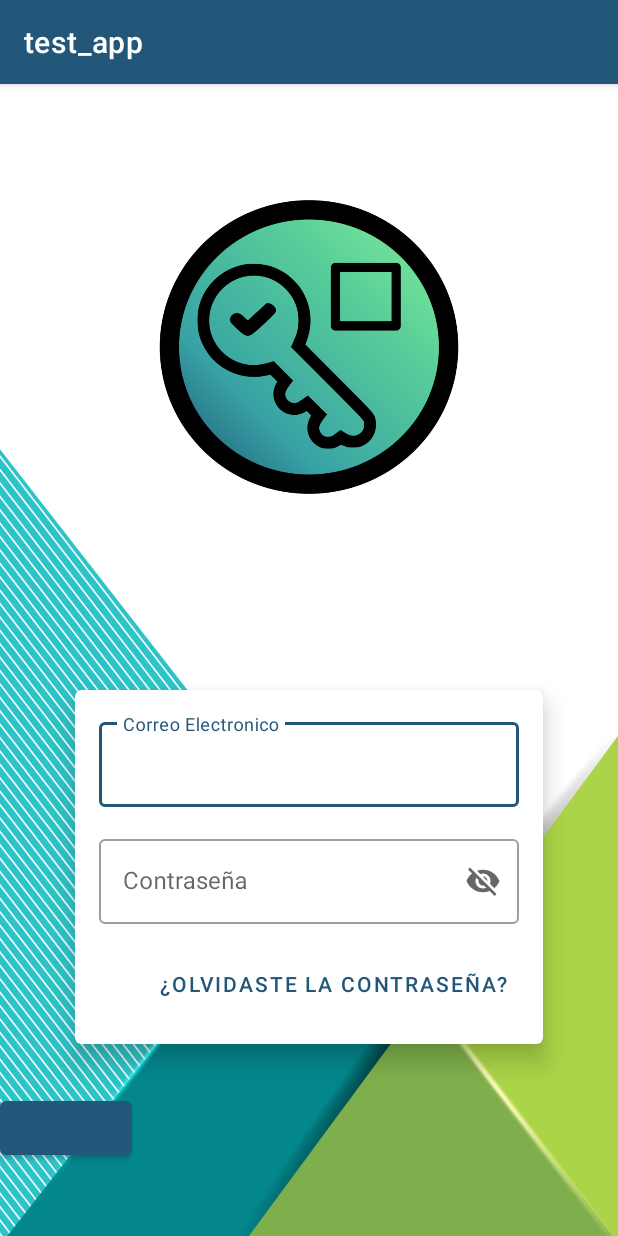
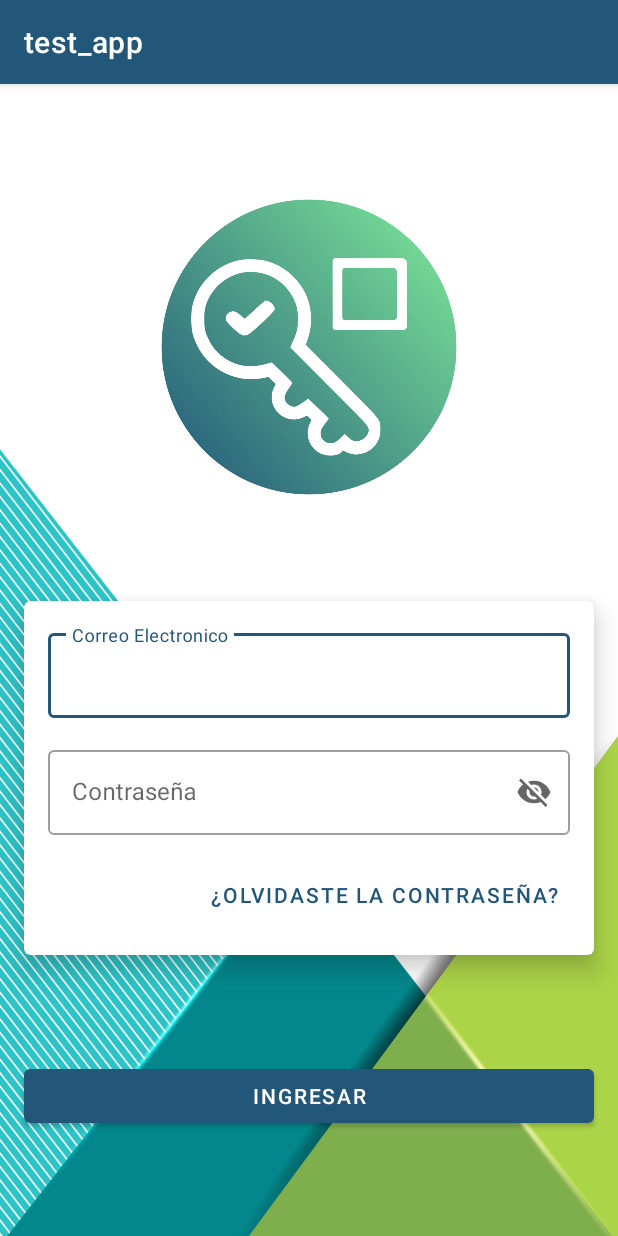
Before and after one commit to santiagoooo4/app-movil, an Android app: the screen it shows after launch (LoginActivity), on a phone screen of 412 x 824 dp. Run offline under Robolectric (Android 15) with nearby library versions, the phone set to English and light mode, and no system bars; our stand-ins replace navigation-ui.

Commit message:
cambio de logo, correccion de vista login

```diff
--- a/app/src/main/java/com/example/myapplication/LogoFragment.kt
+++ b/app/src/main/java/com/example/myapplication/LogoFragment.kt
@@ -5,18 +5,18 @@ import androidx.fragment.app.Fragment
 import android.view.LayoutInflater
 import android.view.View
 import android.view.ViewGroup
-import com.example.myapplication.databinding.FragmentLogoBinding
+import com.example.myapplication.databinding.FragmentLoginBinding
 
 class LogoFragment : Fragment() {
 
-    private var _binding: FragmentLogoBinding? = null
-    private val binding: FragmentLogoBinding get() = _binding!!
+    private var _binding: FragmentLoginBinding? = null
+    private val binding: FragmentLoginBinding get() = _binding!!
 
     override fun onCreateView(
         inflater: LayoutInflater, container: ViewGroup?,
         savedInstanceState: Bundle?
     ): View? {
-        _binding =  FragmentLogoBinding.inflate(inflater, container, false)
+        _binding =  FragmentLoginBinding.inflate(inflater, container, false)
         // Inflate the layout for this fragment
         return binding.root
     }
--- a/app/src/main/res/layout/activity_login.xml
+++ b/app/src/main/res/layout/activity_login.xml
@@ -8,7 +8,7 @@
     android:background="@drawable/background_green_theme">
 
     <ImageView
-        android:id="@+id/login_logo"
+        android:id="@+id/login2_logo"
         android:layout_width="@dimen/icon_size"
         android:layout_height="@dimen/icon_size"
         android:scaleType="fitCenter"
@@ -16,7 +16,7 @@
         app:layout_constraintEnd_toEndOf="parent"
         app:layout_constraintTop_toTopOf="parent"
         android:layout_marginTop="@dimen/top_margin_logo"
-        android:src="@drawable/logo_app"
+        android:src="@drawable/logo2_app"
         android:contentDescription="@string/app_logo"/>
 
     <androidx.fragment.app.FragmentContainerView
@@ -29,7 +29,7 @@
         app:layout_constraintEnd_toEndOf="parent"
         app:layout_constraintHorizontal_bias="1.0"
         app:layout_constraintStart_toStartOf="parent"
-        app:layout_constraintTop_toBottomOf="@id/login_logo"
+        app:layout_constraintTop_toBottomOf="@id/login2_logo"
         app:layout_constraintVertical_bias="1.0"
         app:navGraph="@navigation/login_navigation" />
 </androidx.constraintlayout.widget.ConstraintLayout>
--- a/app/src/main/res/layout/activity_splash.xml
+++ b/app/src/main/res/layout/activity_splash.xml
@@ -8,14 +8,14 @@
 
     <com.airbnb.lottie.LottieAnimationView
         android:id="@+id/splash_animation"
-        android:layout_width="160dp"
-        android:layout_height="538dp"
+        android:layout_width="381dp"
+        android:layout_height="683dp"
+        app:layout_constraintBottom_toBottomOf="parent"
+        app:layout_constraintEnd_toEndOf="parent"
+        app:layout_constraintHorizontal_bias="0.135"
+        app:layout_constraintStart_toStartOf="parent"
         app:layout_constraintTop_toTopOf="parent"
-        app:layout_constraintStart_toStartOf="parent"
-        app:layout_constraintEnd_toEndOf="parent"
-        app:layout_constraintBottom_toBottomOf="parent"
-        app:layout_constraintHorizontal_bias="0.498"
-        app:layout_constraintVertical_bias="0.393"
+        app:layout_constraintVertical_bias="0.407"
         app:lottie_rawRes="@raw/splash" />
 
 </androidx.constraintlayout.widget.ConstraintLayout>
--- a/app/src/main/res/layout/fragment_logo.xml
+++ b/app/src/main/res/layout/fragment_login.xml
@@ -1,5 +1,6 @@
 <?xml version="1.0" encoding="utf-8"?>
-<androidx.constraintlayout.widget.ConstraintLayout xmlns:android="http://schemas.android.com/apk/res/android"
+<androidx.constraintlayout.widget.ConstraintLayout
+    xmlns:android="http://schemas.android.com/apk/res/android"
     xmlns:tools="http://schemas.android.com/tools"
     android:layout_width="match_parent"
     android:layout_height="match_parent"
@@ -7,15 +8,16 @@
     tools:context=".LogoFragment">
 
     <com.google.android.material.card.MaterialCardView
+        app:layout_constraintVertical_chainStyle="spread"
         android:id="@+id/materialCardView"
         android:layout_width="0dp"
         android:layout_height="wrap_content"
-        android:layout_marginHorizontal="@dimen/big_margin"
+        android:layout_marginHorizontal="@dimen/default_margin"
         app:cardElevation="@dimen/elevation"
-        app:layout_constraintBottom_toBottomOf="parent"
         app:layout_constraintEnd_toEndOf="parent"
         app:layout_constraintStart_toStartOf="parent"
-        app:layout_constraintTop_toTopOf="parent">
+        app:layout_constraintTop_toTopOf="parent"
+        app:layout_constraintBottom_toTopOf="@id/fragment_login_bottom">
 
         <androidx.constraintlayout.widget.ConstraintLayout
             android:layout_width="match_parent"
@@ -61,7 +63,9 @@
 
                 <com.google.android.material.textfield.TextInputEditText
                     android:layout_width="match_parent"
-                    android:layout_height="wrap_content"></com.google.android.material.textfield.TextInputEditText>
+                    android:layout_height="wrap_content">
+
+                </com.google.android.material.textfield.TextInputEditText>
 
             </com.google.android.material.textfield.TextInputLayout>
 
@@ -80,22 +84,18 @@
 
     </com.google.android.material.card.MaterialCardView>
 
-    <androidx.constraintlayout.widget.ConstraintLayout
-        android:layout_width="match_parent"
+    <com.google.android.material.button.MaterialButton
+        android:id="@+id/fragment_login_bottom"
+        android:layout_width="0dp"
         android:layout_height="wrap_content"
-        android:layout_marginTop="32dp"
+        android:layout_marginHorizontal="@dimen/default_margin"
+        app:layout_constraintEnd_toEndOf="parent"
+        app:layout_constraintStart_toStartOf="parent"
         app:layout_constraintTop_toBottomOf="@id/materialCardView"
-        tools:layout_editor_absoluteX="0dp">
+        app:layout_constraintBottom_toBottomOf="parent"
+        android:text="@string/button_login_label">
+    </com.google.android.material.button.MaterialButton>
 
-        <com.google.android.material.button.MaterialButton
-            android:layout_width="0dp"
-            android:layout_height="wrap_content"
-            app:layout_constraintTop_toTopOf="parent"
-            app:layout_constraintVertical_chainStyle="spread"
-            tools:layout_editor_absoluteX="161dp">
 
-        </com.google.android.material.button.MaterialButton>
-
-    </androidx.constraintlayout.widget.ConstraintLayout>
 
 </androidx.constraintlayout.widget.ConstraintLayout>
--- a/app/src/main/res/navigation/login_navigation.xml
+++ b/app/src/main/res/navigation/login_navigation.xml
@@ -9,5 +9,5 @@
         android:id="@+id/logoFragment"
         android:name="com.example.myapplication.LogoFragment"
         android:label="fragment_logo"
-        tools:layout="@layout/fragment_logo" />
+        tools:layout="@layout/fragment_login" />
 </navigation>
--- a/app/src/main/res/values/strings.xml
+++ b/app/src/main/res/values/strings.xml
@@ -7,4 +7,5 @@
     <string name="iniciar_sesion_login_button">iniciar sesion</string>
     <string name="olvidaste_la_contrase_login_layout">¿Olvidaste la contraseña?</string>
     <string name="app_logo">App Logo</string>
+    <string name="button_login_label">Ingresar</string>
 </resources>
```
Also changed, not shown: app/src/main/ic_logo-playstore.png (deleted), app/src/main/ic_logo_app-playstore.png (deleted), app/src/main/res/drawable/logo2_app.png (added).
